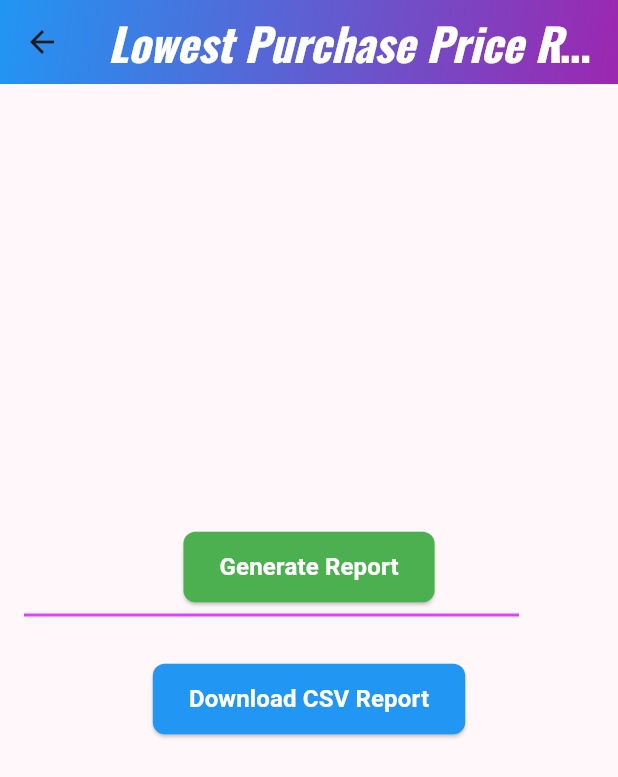
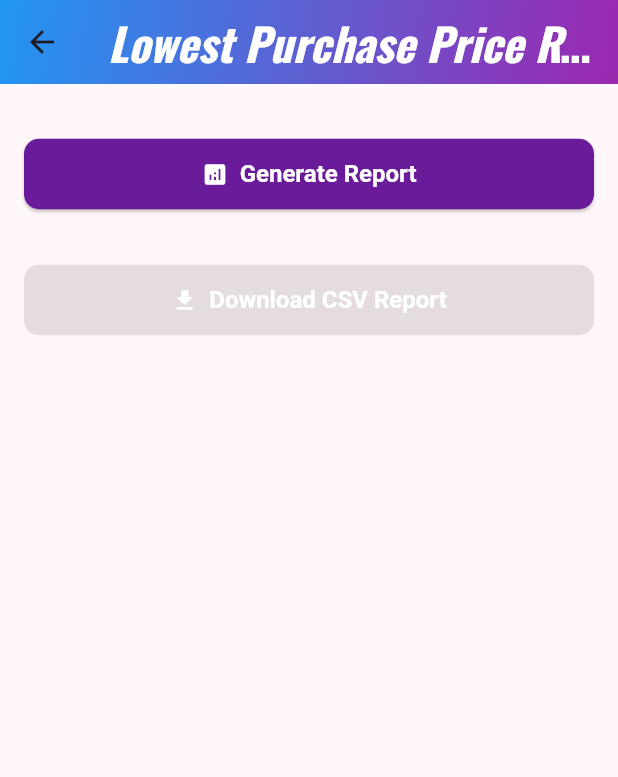
Before and after one commit to rhtmahour/go90Stores, a Flutter app: the LowestPurchasePriceReport screen opened directly, on a phone screen of 412 x 824 dp. Shown: the top 777 px of the screen. Run offline on Flutter 3.47's test engine with Material 3 defaults, Android fonts, the phone set to English and light mode, and no system bars; our stand-ins replace badges, carousel_slider, cloud_firestore, csv, dio, dots_indicator and 10 more; missing offline and left inert: flutter_stripe; accounts and stored records are empty; network calls fail.

Commit message:
code on date 15-04-2025

```diff
--- a/lib/lowestpurchasepricereport.dart
+++ b/lib/lowestpurchasepricereport.dart
@@ -143,7 +143,7 @@ class _LowestPurchasePriceReportState extends State<LowestPurchasePriceReport> {
           style: TextStyle(fontWeight: FontWeight.bold, color: Colors.white),
         ),
         flexibleSpace: Container(
-          decoration: BoxDecoration(
+          decoration: const BoxDecoration(
             gradient: LinearGradient(
               colors: [Colors.blue, Colors.purple],
               begin: Alignment.topLeft,
@@ -156,109 +156,129 @@ class _LowestPurchasePriceReportState extends State<LowestPurchasePriceReport> {
         builder: (context, constraints) {
           bool isWideScreen = constraints.maxWidth > 600;
 
-          return Center(
+          return SingleChildScrollView(
+            child: Center(
               child: Container(
                 padding: const EdgeInsets.all(16),
                 constraints: BoxConstraints(
-                maxWidth: isWideScreen ? 800 : double.infinity,
+                  maxWidth: isWideScreen ? 1000 : double.infinity,
                 ),
                 child: Column(
-                mainAxisAlignment: MainAxisAlignment.center,
-                crossAxisAlignment: CrossAxisAlignment.center,
+                  crossAxisAlignment: CrossAxisAlignment.stretch,
                   children: [
-                  ElevatedButton(
-                    onPressed: _isLoading ? null : calculateLowestPurchasePrice,
+                    const SizedBox(height: 20),
+                    ElevatedButton.icon(
+                      onPressed:
+                          _isLoading ? null : calculateLowestPurchasePrice,
+                      icon: const Icon(Icons.analytics, color: Colors.white),
+                      label: const Text(
+                        'Generate Report',
+                        style: TextStyle(color: Colors.white),
+                      ),
                       style: ElevatedButton.styleFrom(
-                      padding: const EdgeInsets.symmetric(
-                          vertical: 12, horizontal: 24),
-                      backgroundColor: Colors.green,
+                        padding: const EdgeInsets.symmetric(vertical: 14),
+                        backgroundColor: const Color(0xFF6A1B9A), // Rich purple
                         shape: RoundedRectangleBorder(
-                        borderRadius: BorderRadius.circular(8),
+                          borderRadius: BorderRadius.circular(10),
                         ),
-                    ),
-                    child: const Text(
-                      'Generate Report',
-                      style: TextStyle(
+                        textStyle: const TextStyle(
                           fontSize: 16,
                           fontWeight: FontWeight.bold,
                           color: Colors.white,
                         ),
                       ),
                     ),
-                  const Divider(
-                    color: Colors.purpleAccent,
-                    thickness: 2,
-                    endIndent: 50,
+                    const SizedBox(height: 20),
+
+                    // Show loading spinner
+                    if (_isLoading)
+                      const Center(child: CircularProgressIndicator()),
+
+                    const SizedBox(height: 16),
+
+                    if (reportData.isNotEmpty) ...[
+                      const Text(
+                        "Results",
+                        style: TextStyle(
+                            fontSize: 18, fontWeight: FontWeight.bold),
                       ),
-                  if (reportData.isNotEmpty)
-                    Expanded(
+                      const SizedBox(height: 10),
+                      Container(
+                        width: double.infinity,
+                        decoration: BoxDecoration(
+                          border: Border.all(color: Colors.grey.shade300),
+                          borderRadius: BorderRadius.circular(8),
+                        ),
                         child: SingleChildScrollView(
-                        scrollDirection: Axis.vertical,
+                          scrollDirection: Axis.horizontal,
                           child: DataTable(
+                            columnSpacing: 30,
                             columns: const [
                               DataColumn(
-                              label: Text(
-                                'Store Name',
-                                style: TextStyle(fontWeight: FontWeight.bold),
-                              ),
-                            ),
+                                  label: Text('Store ID',
+                                      style: TextStyle(
+                                          fontWeight: FontWeight.bold))),
                               DataColumn(
-                              label: Text(
-                                'Product Name',
-                                style: TextStyle(fontWeight: FontWeight.bold),
-                              ),
-                            ),
+                                  label: Text('Product Name',
+                                      style: TextStyle(
+                                          fontWeight: FontWeight.bold))),
                               DataColumn(
-                              label: Text(
-                                'LowestPP',
-                                style: TextStyle(fontWeight: FontWeight.bold),
-                              ),
-                            ),
+                                  label: Text('Lowest Price',
+                                      style: TextStyle(
+                                          fontWeight: FontWeight.bold))),
                             ],
                             rows: reportData.map((item) {
-                            return DataRow(
-                              cells: [
+                              return DataRow(cells: [
                                 DataCell(Text(item['storeName'] ?? 'N/A')),
                                 DataCell(Text(item['productName'] ?? 'N/A')),
                                 DataCell(Text(
                                     '₹${item['lowestPurchasePrice'] ?? 'N/A'}')),
-                              ],
-                            );
+                              ]);
                             }).toList(),
                           ),
                         ),
                       ),
                       const SizedBox(height: 24),
-                  ElevatedButton(
-                    onPressed: _isLoading ? null : generateAndDownloadReport,
+                    ],
+
+                    ElevatedButton.icon(
+                      onPressed: _isLoading || reportData.isEmpty
+                          ? null
+                          : generateAndDownloadReport,
+                      icon: const Icon(Icons.download, color: Colors.white),
+                      label: const Text(
+                        'Download CSV Report',
+                        style: TextStyle(color: Colors.white),
+                      ),
                       style: ElevatedButton.styleFrom(
-                      padding: const EdgeInsets.symmetric(
-                          vertical: 12, horizontal: 24),
-                      backgroundColor: Colors.blue,
+                        padding: const EdgeInsets.symmetric(vertical: 14),
+                        backgroundColor: const Color(0xFF6A1B9A),
                         shape: RoundedRectangleBorder(
-                        borderRadius: BorderRadius.circular(8),
+                          borderRadius: BorderRadius.circular(10),
                         ),
-                    ),
-                    child: const Text(
-                      'Download CSV Report',
-                      style: TextStyle(
+                        textStyle: const TextStyle(
                           fontSize: 16,
                           fontWeight: FontWeight.bold,
-                        color: Colors.white,
                         ),
                       ),
                     ),
-                  const SizedBox(height: 16),
+
+                    const SizedBox(height: 20),
+                    if (_statusMessage.isNotEmpty)
                       Text(
                         _statusMessage,
+                        textAlign: TextAlign.center,
                         style: TextStyle(
                           fontSize: 14,
                           color: _statusMessage.contains('successfully')
                               ? Colors.green
                               : Colors.red,
+                          fontWeight: FontWeight.bold,
                         ),
                       ),
+                    const SizedBox(height: 20),
                   ],
+                ),
               ),
             ),
           );
```
Also changed, not shown: lib/admindashboard.dart (+121 -138 lines), lib/storedetailpage.dart (+21 -9 lines), 4 other files. Lines whose indentation alone changed are shown as unchanged.
